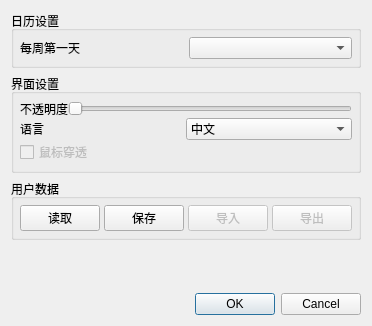
Before: the Qt Designer form GUI/Dialog/settingdialog.ui in wangrunji0408/QtCalendar, drawn with Qt 5.
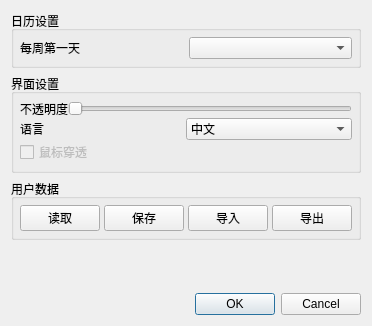
After: the same form once the commit is applied.

Diff of the .ui file:
```diff
--- a/GUI/Dialog/settingdialog.ui
+++ b/GUI/Dialog/settingdialog.ui
@@ -166,9 +166,6 @@
       </item>
       <item>
        <widget class="QPushButton" name="importButton">
-        <property name="enabled">
-         <bool>false</bool>
-        </property>
         <property name="text">
          <string>导入</string>
         </property>
@@ -176,9 +173,6 @@
       </item>
       <item>
        <widget class="QPushButton" name="exportButton">
-        <property name="enabled">
-         <bool>false</bool>
-        </property>
         <property name="text">
          <string>导出</string>
         </property>
```
